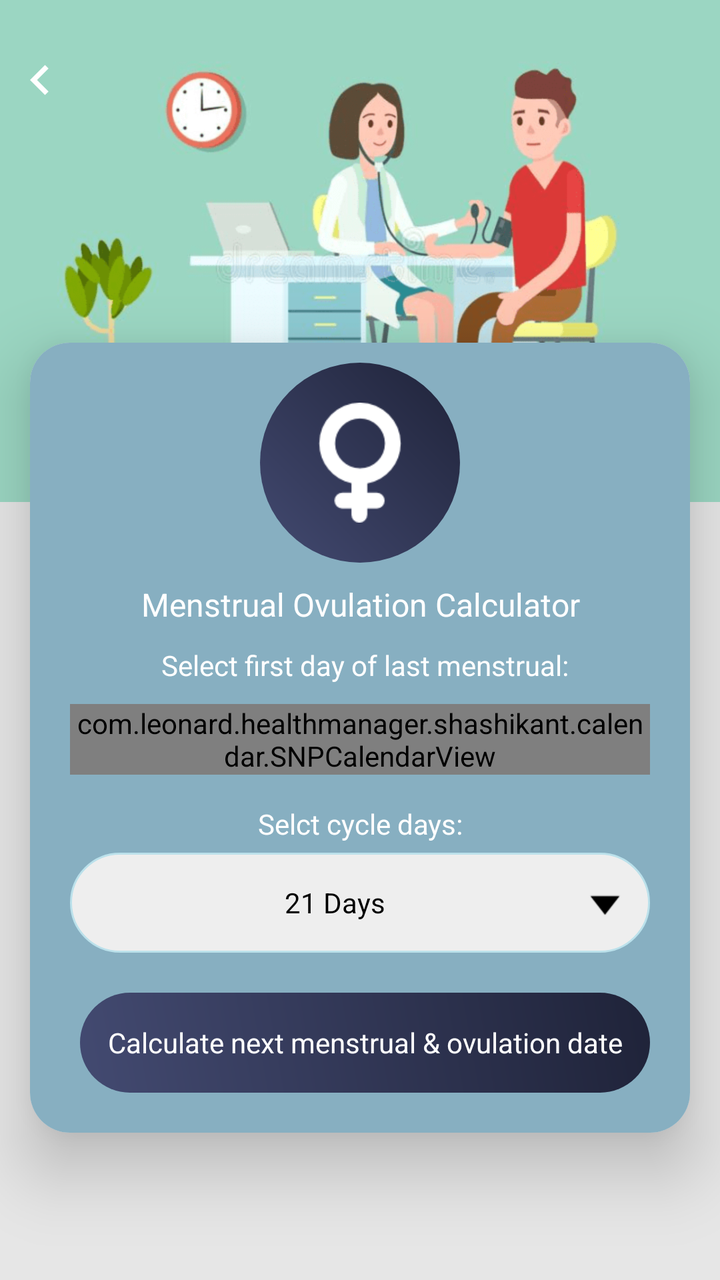
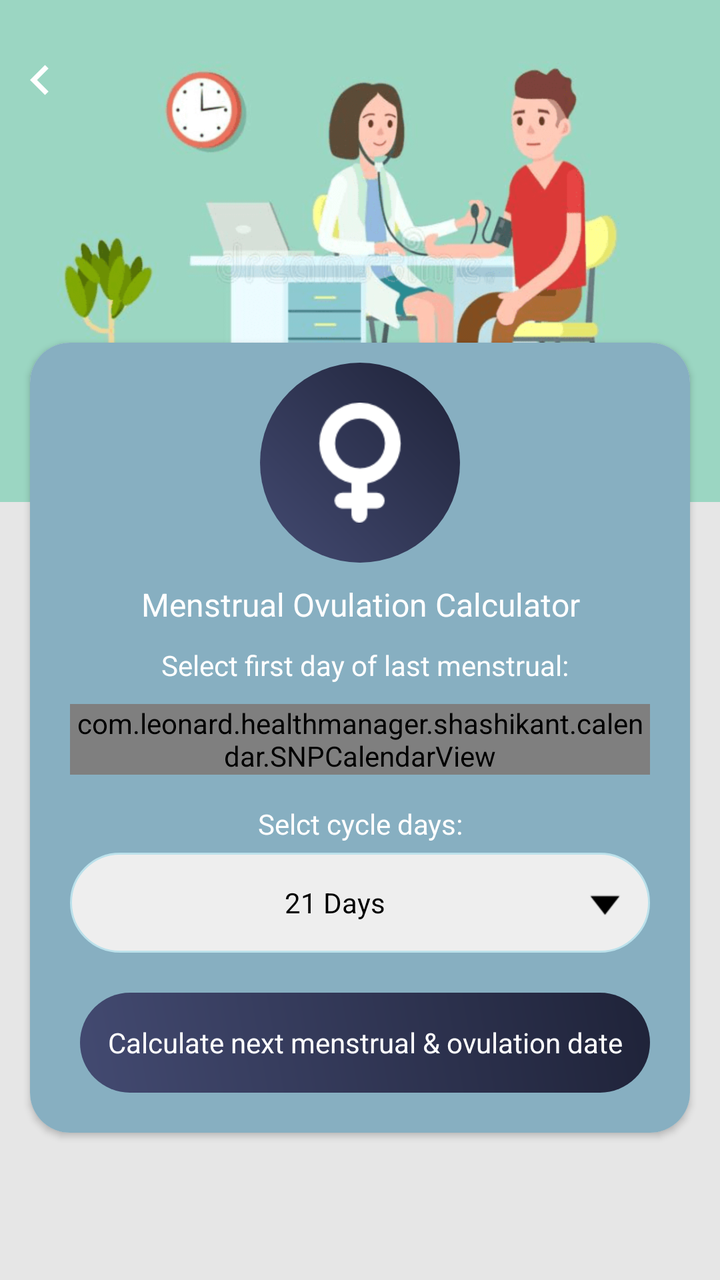

Compare the two renders of this Android layout. The source of the first and the diff that turns it into the second are given below.
<!-- AndroidManifest.xml: application theme AppTheme -->
<!-- res/layout/menstrual_and_ovulation_calculator.xml -->
<?xml version="1.0" encoding="utf-8"?>
<RelativeLayout xmlns:android="http://schemas.android.com/apk/res/android"
    xmlns:aapt="http://schemas.android.com/aapt"
    xmlns:app="http://schemas.android.com/apk/res-auto"
    android:layout_width="match_parent"
    android:layout_height="match_parent"
    android:background="@color/gray_color"
    android:orientation="vertical">

    <RelativeLayout
        android:id="@+id/banner"
        android:layout_width="match_parent"
        android:layout_height="wrap_content"
        android:background="@mipmap/calculator_banner_2">

    </RelativeLayout>
    <ImageView
        android:id="@+id/iv_back"
        android:layout_width="40dp"
        android:layout_height="40dp"
        android:layout_alignParentLeft="true"
        android:layout_alignParentTop="true"
        android:layout_marginTop="20dp"
        android:padding="5dp"
        android:src="@drawable/ic_chevron_left_white_24dp" />



    <androidx.cardview.widget.CardView
        android:id="@+id/cardviewone"
        android:layout_marginBottom="60dp"
        android:layout_width="match_parent"
        android:layout_height="wrap_content"
        android:layout_marginLeft="@dimen/text_15"
        android:layout_below="@+id/banner"
        android:layout_marginTop="-80dp"

        android:layout_marginRight="@dimen/text_15"
        android:orientation="horizontal"

        app:cardCornerRadius="20dp"
        app:cardElevation="20dip">




    <ScrollView
        android:layout_width="match_parent"
        android:layout_height="wrap_content"
        android:layout_above="@+id/ad_layout"
        android:background="#87AFC1"
        android:layout_below="@+id/tv_menstrual">

        <LinearLayout
            android:layout_width="match_parent"
            android:layout_height="wrap_content"
            android:orientation="vertical">

            <RelativeLayout
                android:layout_width="match_parent"
                android:layout_above="@+id/cardviewone"
                android:layout_marginTop="10dp"
                android:layout_height="wrap_content">
                <RelativeLayout
                    android:id="@+id/rel12"
                    android:layout_width="100dp"
                    android:layout_centerInParent="true"
                    android:background="@drawable/a3_grad"
                    android:layout_height="100dp">

                    <ImageView
                        android:id="@+id/iv_menstrual"
                        android:layout_width="60dp"
                        android:layout_height="60dp"
                        android:layout_centerHorizontal="true"
                        android:layout_centerInParent="true"
                        android:src="@drawable/img_menstraul_ovulation" />
                </RelativeLayout>
            </RelativeLayout>


            <TextView
                android:id="@+id/tv_menstrual"
                android:layout_width="match_parent"
                android:layout_height="wrap_content"
                android:layout_below="@+id/rel12"
                android:textAlignment="center"
                android:layout_centerHorizontal="true"
                android:layout_margin="10dp"
                android:text="@string/Menstrual_Ovulation_Calculator"
                android:textColor="@color/white"
                android:textSize="@dimen/textsize_16" />

            <TextView
                android:id="@+id/tv_date"
                android:layout_width="match_parent"
                android:layout_height="wrap_content"
                android:layout_above="@+id/mFCalendarView"
                android:layout_marginBottom="10dp"
                android:gravity="center"
                android:inputType="numberDecimal"
                android:paddingLeft="5dp"
                android:text="@string/Select_first_day_of_last_menstrual"
                android:textColor="@color/white"
                android:textColorHint="@color/white"
                android:textSize="@dimen/textsize_14" />

            <com.leonard.healthmanager.shashikant.calendar.SNPCalendarView
                android:id="@+id/mFCalendarView"
                android:layout_width="wrap_content"
                android:layout_height="wrap_content"
                android:background="@color/line_color"
                android:layout_centerInParent="true"
                android:layout_gravity="top|bottom|left|right|center_vertical|fill_vertical|center_horizontal|fill_horizontal|center|fill|start|end"
                android:layout_marginLeft="20dp"
                android:layout_marginRight="20dp"
                android:layout_marginBottom="10dp" />

            <TextView
                android:id="@+id/tv_Select_days"
                android:layout_width="match_parent"
                android:layout_height="wrap_content"
                android:layout_margin="5dp"
                android:gravity="center"
                android:text="@string/Selct_cycle_days"
                android:textColor="@color/white"
                android:textSize="@dimen/textsize_14" />

            <TextView
                android:id="@+id/tv_cycle_days"
                android:layout_width="match_parent"
                android:layout_height="50dp"
                android:layout_marginLeft="20dp"
                android:layout_marginRight="20dp"
                android:layout_marginBottom="10dp"
                android:layout_weight="3.5"
                android:background="@drawable/corner2"
                android:drawableRight="@mipmap/down"
                android:gravity="center"
                android:padding="10dp"
                android:text="@string/Days_21"
                android:textColor="@color/black"
                android:textColorHint="@color/black"
                android:textSize="@dimen/textsize_14" />

            <TextView
                android:id="@+id/tv_calculate_mco"
                android:layout_width="match_parent"
                android:layout_height="50dp"
                android:layout_below="@+id/mFCalendarView"
                android:layout_marginLeft="25dp"
                android:layout_marginTop="10dp"
                android:layout_marginRight="20dp"
                android:layout_marginBottom="20dp"
                android:background="@drawable/a3_grad"
                android:gravity="center"
                android:text="@string/Calculate_next_menstrual"
                android:textColor="@color/white"
                android:textColorHint="@color/white"
                android:textSize="@dimen/textsize_14" />
        </LinearLayout>
    </ScrollView>
    </androidx.cardview.widget.CardView>

    <LinearLayout
        android:id="@+id/normal_ad_include"
        android:layout_width="match_parent"
        android:layout_height="wrap_content"
        android:orientation="vertical"
        android:gravity="center"
        android:layout_alignParentBottom="true"/>
    
</RelativeLayout>
<!-- resources referenced by this layout -->
<resources>
  <color name="black">#000000</color>
  <color name="gray_color">#E6E6E6</color>
  <color name="line_color">#9BB5C1</color>
  <color name="white">#ffffff</color>
  <dimen name="text_15">15sp</dimen>
  <dimen name="textsize_14">14sp</dimen>
  <dimen name="textsize_16">16sp</dimen>
  <!-- drawable a3_grad (drawable) -->
  <?xml version="1.0" encoding="utf-8"?>
  <shape xmlns:android="http://schemas.android.com/apk/res/android">
  <gradient
      android:angle="225"
      android:endColor="#434A71"
      android:startColor="#1F2339" />
  
  <corners android:radius="200dp"/>
  
  </shape>
  <!-- drawable corner2 (drawable) -->
  <?xml version="1.0" encoding="utf-8"?>
  <shape xmlns:android="http://schemas.android.com/apk/res/android"
      android:shape="rectangle">
  
  
      <stroke
          android:width="1dp"
          android:color="#BBE1EB"/>
  
      <corners android:radius="200dp"/>
  
      <solid
          android:color="#EEEEEE"/>
  
  </shape>
  <!-- drawable ic_chevron_left_white_24dp (drawable) -->
  <vector android:height="24dp" android:tint="#FFFFFF"
      android:viewportHeight="24" android:viewportWidth="24"
      android:width="24dp" xmlns:android="http://schemas.android.com/apk/res/android">
      <path android:fillColor="@android:color/white" android:pathData="M15.41,7.41L14,6l-6,6 6,6 1.41,-1.41L10.83,12z"/>
  </vector>
  <!-- drawable img_menstraul_ovulation: png bitmap (drawable, 1335 bytes) -->
  <!-- mipmap calculator_banner_2: png bitmap (mipmap-xhdpi, 70074 bytes) -->
  <!-- mipmap down: png bitmap (mipmap-xhdpi, 325 bytes) -->
  <string name="Calculate_next_menstrual">Calculate next menstrual &amp; ovulation date</string>
  <string name="Days_21">21 Days</string>
  <string name="Menstrual_Ovulation_Calculator">Menstrual Ovulation Calculator</string>
  <string name="Selct_cycle_days">Selct cycle days:</string>
  <string name="Select_first_day_of_last_menstrual">Select first day of last menstrual:</string>
  <style name="AppTheme" parent="Theme.AppCompat.Light.DarkActionBar">
          
          <item name="colorPrimary">@color/colorPrimary</item>
          <item name="colorPrimaryDark">@color/colorPrimaryDark</item>
          <item name="colorAccent">@color/colorAccent</item>
      </style>
  <color name="colorPrimary">#434A71</color>
  <color name="colorPrimaryDark">#1F2339</color>
  <color name="colorAccent">#1F2339</color>
</resources>

<!-- the commit's change to res/layout/menstrual_and_ovulation_calculator.xml (unified diff, before → after) -->
@@ -39,7 +39,7 @@
         android:orientation="horizontal"
 
         app:cardCornerRadius="20dp"
-        app:cardElevation="20dip">
+        android:elevation="20dp">
 
 
 
